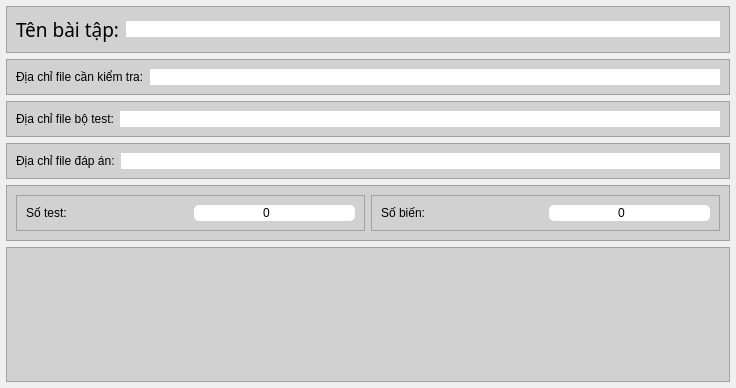
hoangm960/Astraea, file UI_Files/edit_frame.ui: the form before one commit.
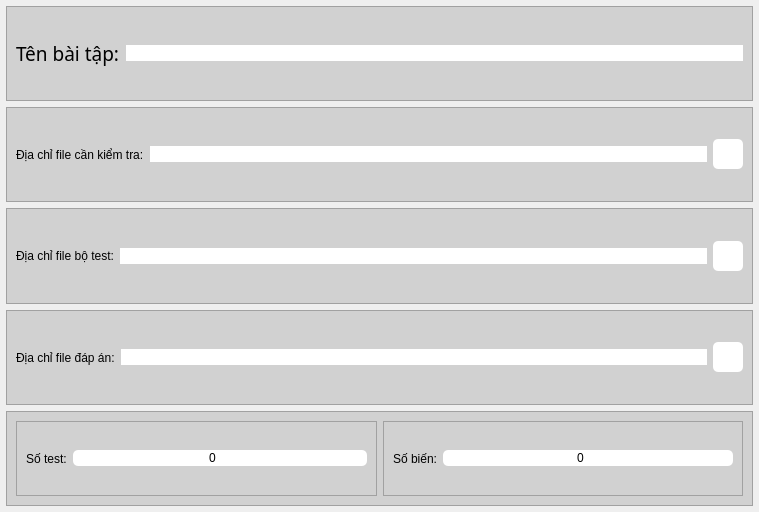
The form after the commit. Icons and pictures are not drawn.

```diff
--- a/UI_Files/edit_frame.ui
+++ b/UI_Files/edit_frame.ui
@@ -6,8 +6,8 @@
    <rect>
     <x>0</x>
     <y>0</y>
-    <width>736</width>
-    <height>388</height>
+    <width>759</width>
+    <height>512</height>
    </rect>
   </property>
   <property name="font">
@@ -110,6 +110,34 @@
         </property>
        </widget>
       </item>
+      <item>
+       <widget class="QPushButton" name="test_file_btn">
+        <property name="maximumSize">
+         <size>
+          <width>30</width>
+          <height>30</height>
+         </size>
+        </property>
+        <property name="styleSheet">
+         <string notr="true">QPushButton {
+	background-color: rgb(255, 255, 255);
+	border-radius: 5px;
+	image: url(:/images/folder_open.png);
+}
+
+QPushButton:hover {
+	background-color: rgb(223, 223, 223);
+}
+
+QPushButton:pressed {
+	background-color: rgb(207, 207, 207);
+}</string>
+        </property>
+        <property name="text">
+         <string/>
+        </property>
+       </widget>
+      </item>
      </layout>
     </widget>
    </item>
@@ -143,6 +171,34 @@
         </property>
        </widget>
       </item>
+      <item>
+       <widget class="QPushButton" name="input_file_btn">
+        <property name="maximumSize">
+         <size>
+          <width>30</width>
+          <height>30</height>
+         </size>
+        </property>
+        <property name="styleSheet">
+         <string notr="true">QPushButton {
+	background-color: rgb(255, 255, 255);
+	border-radius: 5px;
+	image: url(:/images/folder_open.png);
+}
+
+QPushButton:hover {
+	background-color: rgb(223, 223, 223);
+}
+
+QPushButton:pressed {
+	background-color: rgb(207, 207, 207);
+}</string>
+        </property>
+        <property name="text">
+         <string/>
+        </property>
+       </widget>
+      </item>
      </layout>
     </widget>
    </item>
@@ -176,6 +232,34 @@
         </property>
        </widget>
       </item>
+      <item>
+       <widget class="QPushButton" name="ans_file_btn">
+        <property name="maximumSize">
+         <size>
+          <width>30</width>
+          <height>30</height>
+         </size>
+        </property>
+        <property name="styleSheet">
+         <string notr="true">QPushButton {
+	background-color: rgb(255, 255, 255);
+	border-radius: 5px;
+	image: url(:/images/folder_open.png);
+}
+
+QPushButton:hover {
+	background-color: rgb(223, 223, 223);
+}
+
+QPushButton:pressed {
+	background-color: rgb(207, 207, 207);
+}</string>
+        </property>
+        <property name="text">
+         <string/>
+        </property>
+       </widget>
+      </item>
      </layout>
     </widget>
    </item>
@@ -208,7 +292,13 @@
           </widget>
          </item>
          <item>
-          <widget class="QSpinBox" name="spinBox">
+          <widget class="QSpinBox" name="test_num_entry">
+           <property name="sizePolicy">
+            <sizepolicy hsizetype="Expanding" vsizetype="Fixed">
+             <horstretch>0</horstretch>
+             <verstretch>0</verstretch>
+            </sizepolicy>
+           </property>
            <property name="styleSheet">
             <string notr="true">QSpinBox {
 	background-color: rgb(255, 255, 255);
@@ -278,7 +368,13 @@
           </widget>
          </item>
          <item>
-          <widget class="QSpinBox" name="spinBox_2">
+          <widget class="QSpinBox" name="test_var_entry">
+           <property name="sizePolicy">
+            <sizepolicy hsizetype="Expanding" vsizetype="Fixed">
+             <horstretch>0</horstretch>
+             <verstretch>0</verstretch>
+            </sizepolicy>
+           </property>
            <property name="styleSheet">
             <string notr="true">QSpinBox {
 	background-color: rgb(255, 255, 255);
@@ -334,16 +430,6 @@
      </layout>
     </widget>
    </item>
-   <item>
-    <widget class="QTableView" name="tableView">
-     <property name="styleSheet">
-      <string notr="true">background-color: rgb(209, 209, 209);</string>
-     </property>
-     <attribute name="verticalHeaderDefaultSectionSize">
-      <number>31</number>
-     </attribute>
-    </widget>
-   </item>
   </layout>
  </widget>
  <resources>
```
Left out of the diff: 20 changed lines with no effect on the pictures.
